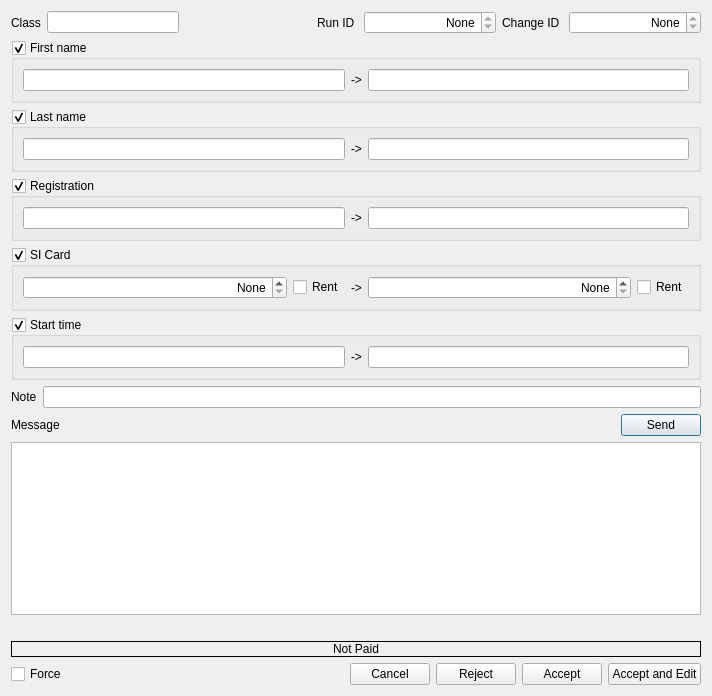
Above: quickevent/app/quickevent/plugins/Event/src/services/qx/lateentrydialog.ui from Quick-Box/quickevent before the change. Below: the same form after it.
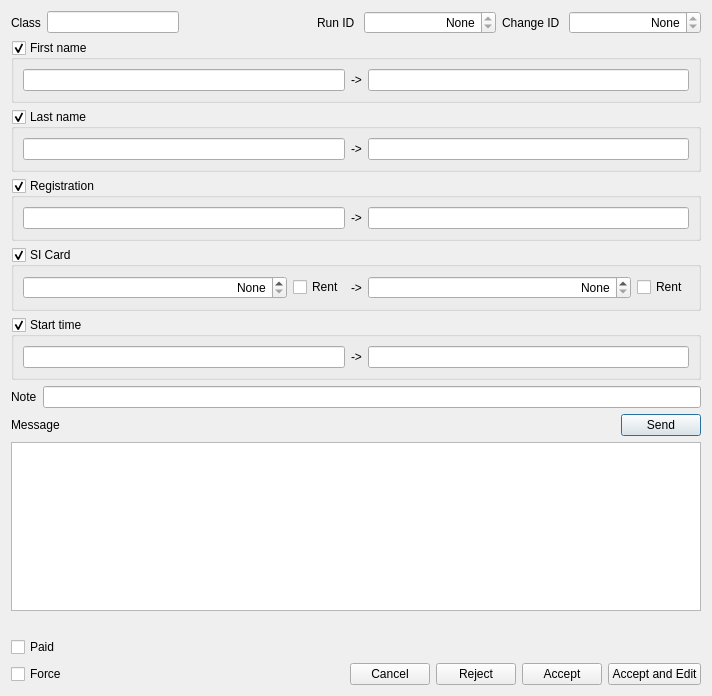
That is the form after the change.

Commit message: Make late-entry payment status editable

Diff of the .ui file:
```diff
--- a/quickevent/app/quickevent/plugins/Event/src/services/qx/lateentrydialog.ui
+++ b/quickevent/app/quickevent/plugins/Event/src/services/qx/lateentrydialog.ui
@@ -371,21 +371,9 @@
     </widget>
    </item>
    <item>
-    <widget class="QLabel" name="lblPaid">
-     <property name="sizePolicy">
-      <sizepolicy hsizetype="MinimumExpanding" vsizetype="Preferred">
-       <horstretch>0</horstretch>
-       <verstretch>0</verstretch>
-      </sizepolicy>
-     </property>
-     <property name="frameShape">
-      <enum>QFrame::Shape::Box</enum>
-     </property>
+    <widget class="QCheckBox" name="chkPaid">
      <property name="text">
-      <string>Not Paid</string>
-     </property>
-     <property name="alignment">
-      <set>Qt::AlignmentFlag::AlignCenter</set>
+      <string>Paid</string>
      </property>
     </widget>
    </item>
```
The commit also changes 1 other file.
